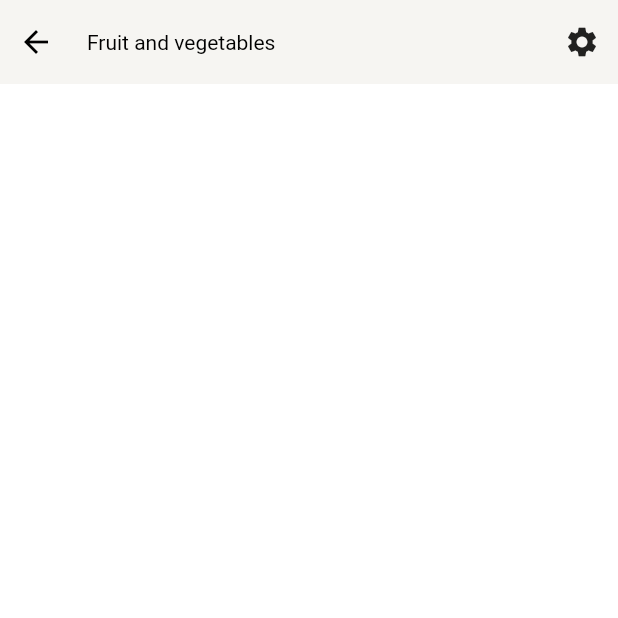
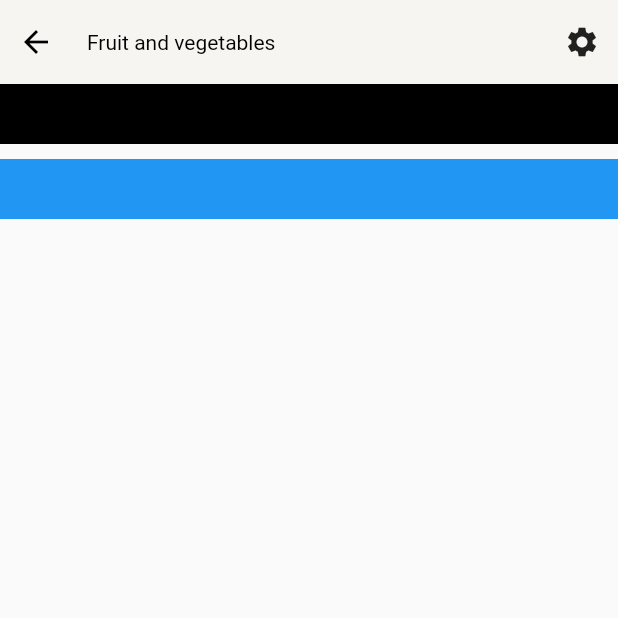
Before and after one commit to AliAdil/grocery_store, a Flutter app: the screen it shows after launch, on a phone screen of 412 x 824 dp, the top half of it. Run offline on Flutter 3.47's test engine with Material 2 defaults, Android fonts, the phone set to English and light mode, and no system bars.

Commit message:
postioned widgets

```diff
--- a/grocery_app/lib/screens/grocery_store_home.dart
+++ b/grocery_app/lib/screens/grocery_store_home.dart
@@ -27,19 +27,23 @@ class GroceryStoreHome extends StatelessWidget {
               Positioned(
                 left: 0,
                 right: 0,
-                top: -_cartBarHeight,
-                height: size.height - kToolbarHeight,
+                top: 0,
+                // height: size.height - kToolbarHeight,
+                height: 40,
+
                 child: Container(
-                  color: Colors.white,
+                  color: Colors.black,
                 ),
               ),
               Positioned(
                 left: 0,
                 right: 0,
-                top: 0,
-                height: size.height - kToolbarHeight,
+                top: 50,
+                // height: size.height - kToolbarHeight,
+                height: 40,
+
                 child: Container(
-                  color: Colors.white,
+                  color: Colors.blue,
                 ),
               ),
             ],
```
